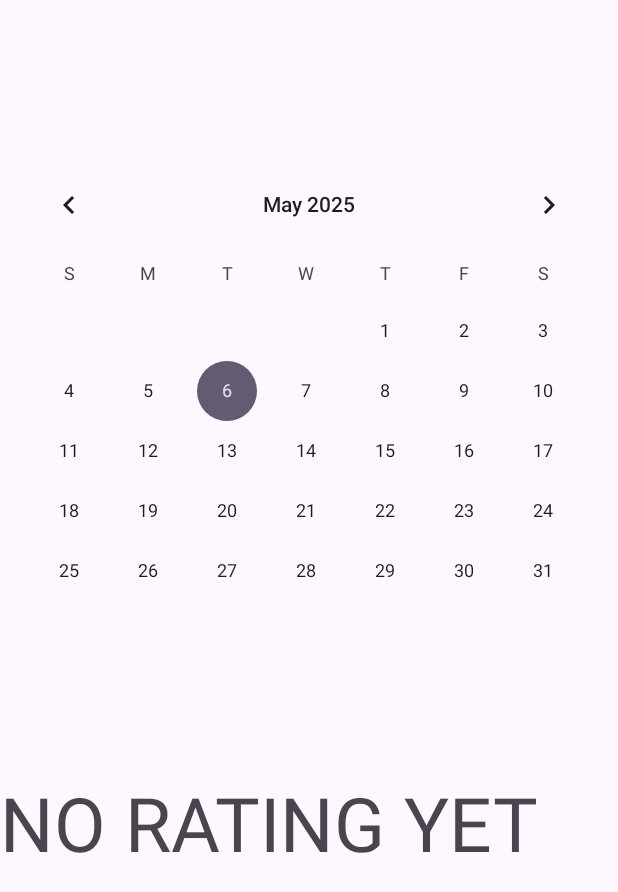
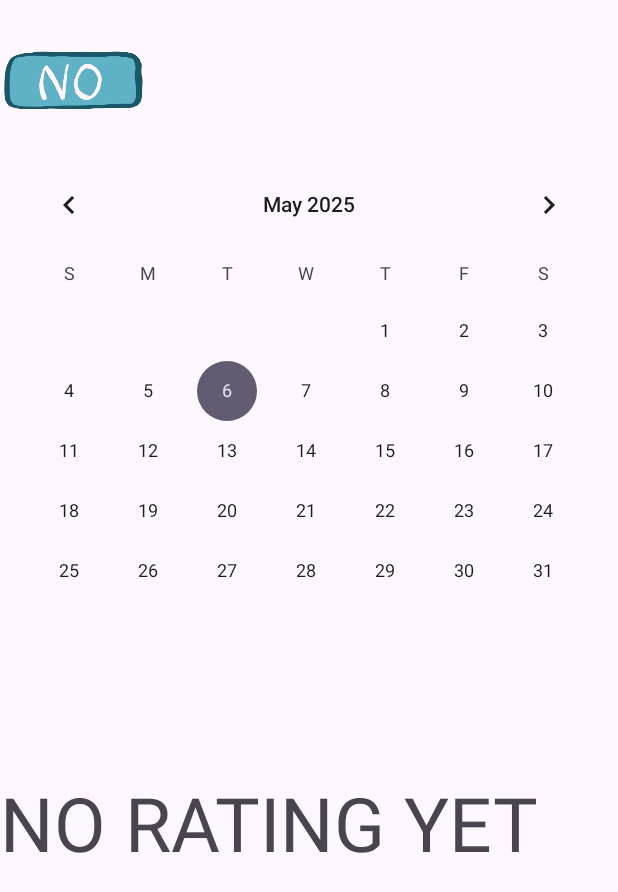
Before and after one commit to tiffanyluvii/HibernateLater, an Android app: the CalendarActivity screen opened directly, with no data from a screen before it, on a phone screen of 412 x 824 dp. Shown: the top 892 px of the screen. Run offline under Robolectric (Android 15) with nearby library versions, the phone set to English and light mode, and no system bars; our stand-ins replace AdMob; 3 statements that could not run were skipped.

Commit message:
Transitions to calendar

```diff
--- a/app/build.gradle.kts
+++ b/app/build.gradle.kts
@@ -45,4 +45,6 @@ dependencies {
     testImplementation(libs.junit)
     androidTestImplementation(libs.androidx.junit)
     androidTestImplementation(libs.androidx.espresso.core)
+    // added by RE
+    implementation("com.google.android.gms:play-services-ads:23.5.0")
 }
--- a/app/src/main/AndroidManifest.xml
+++ b/app/src/main/AndroidManifest.xml
@@ -14,6 +14,12 @@
         android:supportsRtl="true"
         android:theme="@style/Theme.HibernateLater"
         tools:targetApi="31">
+        <meta-data
+            android:name="com.google.android.gms.ads.APPLICATION_ID"
+            android:value="ca-app-pub-3940256099942544~3347511713"
+            />
+        <activity
+            android:name="com.google.android.gms.ads.AdActivity"/>
         <activity
             android:name=".MainActivity"
             android:exported="true">
--- a/app/src/main/java/com/example/hibernatelater/CalendarActivity.kt
+++ b/app/src/main/java/com/example/hibernatelater/CalendarActivity.kt
@@ -14,11 +14,19 @@ import android.widget.RatingBar
 import android.widget.TextView
 import androidx.appcompat.app.AlertDialog
 import androidx.appcompat.app.AppCompatActivity
+import androidx.appcompat.widget.AppCompatButton
 import androidx.core.content.ContextCompat
+import com.google.android.gms.ads.AdRequest
+import com.google.android.gms.ads.AdSize
+import com.google.android.gms.ads.AdView
 
 class CalendarActivity  : AppCompatActivity()  {
     private lateinit var calendar : CalendarView
     private lateinit var dateInfo : TextView
+    private lateinit var adView: AdView
+    private lateinit var adViewLL: LinearLayout
+    private lateinit var backButton : AppCompatButton
+    private var adUnitId : String = "ca-app-pub-3940256099942544/6300978111"
     override fun onCreate(savedInstanceState: Bundle?) {
         super.onCreate(savedInstanceState)
         setContentView(R.layout.activity_calendar)
@@ -30,6 +38,30 @@ class CalendarActivity  : AppCompatActivity()  {
         dateInfo = findViewById(R.id.date_info)
         var dateChangeListener = DateChangeListener()
         calendar.setOnDateChangeListener(dateChangeListener)
+
+        backButton = findViewById(R.id.back_button)
+        backButton.setOnClickListener{goBack()}
+
+        adView = AdView(this)
+        var adSize = AdSize(AdSize.FULL_WIDTH, AdSize.AUTO_HEIGHT)
+        adView.setAdSize(adSize)
+        adView.adUnitId = adUnitId
+
+        // create ad request
+        var builder : AdRequest.Builder = AdRequest.Builder()
+        var request : AdRequest = builder.build()
+
+        // place adView in LinearLayout
+        var adLayout : LinearLayout = findViewById(R.id.ad_view_ll)
+        adLayout.addView(adView)
+
+        // request ad from google
+        adView.loadAd(request)
+    }
+
+    private fun goBack() {
+        this.finishAfterTransition()
+        finish()
     }
 
 
@@ -75,11 +107,11 @@ class CalendarActivity  : AppCompatActivity()  {
 
     }
     companion object {
-        private var COLORS : Array<Int> = arrayOf(Color.parseColor("#57e32c"),
+        private var COLORS : Array<Int> = arrayOf(Color.parseColor("#ff4545"),
+            Color.parseColor("#ffa534"),
+            Color.parseColor("#ffe234"),
             Color.parseColor("#b7dd29"),
-            Color.parseColor("#ffe234"),
-            Color.parseColor("#ffa534"),
-            Color.parseColor("#ff4545"))
+            Color.parseColor("#57e32c"))
     }
 
 }
--- a/app/src/main/java/com/example/hibernatelater/MainActivity.kt
+++ b/app/src/main/java/com/example/hibernatelater/MainActivity.kt
@@ -1,5 +1,7 @@
 package com.example.hibernatelater
 
+import android.app.ActivityOptions
+import android.content.Intent
 import android.icu.text.DecimalFormat
 import android.icu.text.NumberFormat
 import android.media.MediaPlayer
@@ -90,6 +92,7 @@ class MainActivity : AppCompatActivity() {
         awardButton = findViewById(R.id.award_icon)
         journalButton = findViewById(R.id.journal_icon)
         calendarButton = findViewById(R.id.calendar_icon)
+        calendarButton.setOnClickListener{goToCalendar()}
 
         startScreenBottom = findViewById(R.id.bottomHalfStartScreen)
         exerciseScreenBottom = findViewById(R.id.bottomHalfWorkoutScreen)
@@ -123,6 +126,11 @@ class MainActivity : AppCompatActivity() {
         var timer: Timer = Timer()
         var task: ExerciseTimerTask = ExerciseTimerTask(this)
         timer.schedule(task, 0, 700)
+    }
+
+    private fun goToCalendar() {
+        var intent: Intent = Intent(this, CalendarActivity::class.java)
+        startActivity(intent, ActivityOptions.makeSceneTransitionAnimation(this).toBundle())
     }
 
     fun clickYes(){
--- a/app/src/main/res/layout/activity_calendar.xml
+++ b/app/src/main/res/layout/activity_calendar.xml
@@ -9,7 +9,15 @@
         android:layout_width="match_parent"
         android:layout_height="0dp"
         android:layout_weight="1"
-        />
+        >
+
+        <androidx.appcompat.widget.AppCompatButton
+            android:id="@+id/back_button"
+            android:layout_width="100dp"
+            android:layout_height="match_parent"
+            android:background="@drawable/no_button"
+            />
+    </LinearLayout>
 
     <LinearLayout
         android:layout_width="match_parent"
@@ -36,8 +44,9 @@
     </LinearLayout>
 
     <LinearLayout
+        android:id = "@+id/ad_view_ll"
         android:layout_width="match_parent"
         android:layout_height="0dp"
         android:layout_weight="1"
-        />
+        android:orientation="horizontal" />
 </LinearLayout>
--- /dev/null
+++ b/app/src/main/res/transition/slide_from_left.xml
@@ -0,0 +1,7 @@
+<?xml version="1.0" encoding="utf-8"?>
+<transitionSet xmlns:android="http://schemas.android.com/apk/res/android">
+    <slide
+        android:slideEdge="left"
+        android:duration="1000"
+        />
+</transitionSet>
--- /dev/null
+++ b/app/src/main/res/transition/slide_from_right.xml
@@ -0,0 +1,7 @@
+<?xml version="1.0" encoding="utf-8"?>
+<transitionSet xmlns:android="http://schemas.android.com/apk/res/android">
+    <slide
+        android:slideEdge="right"
+        android:duration="1000"
+        />
+</transitionSet>
--- a/app/src/main/res/values/themes.xml
+++ b/app/src/main/res/values/themes.xml
@@ -5,5 +5,8 @@
         <!-- <item name="colorPrimary">@color/my_light_primary</item> -->
     </style>
 
-    <style name="Theme.HibernateLater" parent="Base.Theme.HibernateLater" />
+    <style name="Theme.HibernateLater" parent="Base.Theme.HibernateLater">
+        <item name="android:windowEnterTransition">@transition/slide_from_right</item>
+        <item name="android:windowExitTransition">@transition/slide_from_left</item>
+    </style>
 </resources>
```
